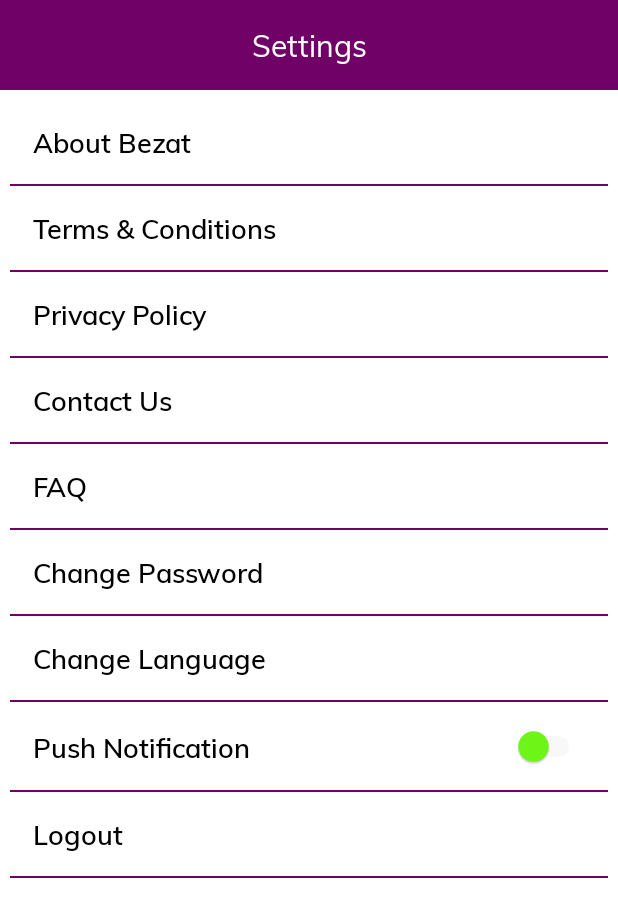
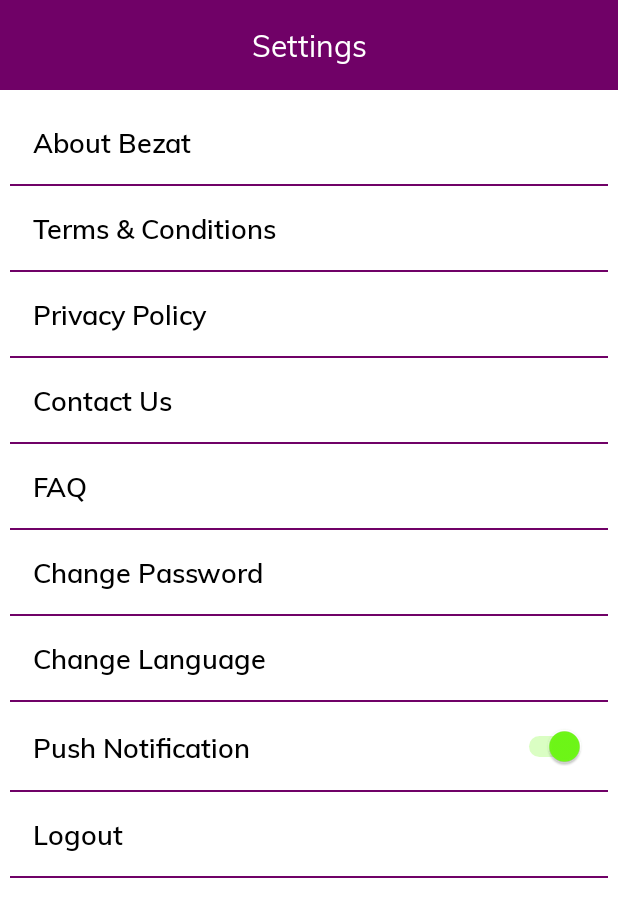
Before and after one commit to navjotrana28/bezatRetailer, an Android app: the layout fragment_settings2.xml on its own in the app's theme, with its tools: preview values and no code run, on a phone screen of 412 x 824 dp. Shown: the top 917 px of the screen. Run offline under Robolectric (Android 15) with nearby library versions, the phone set to English and light mode, and no system bars; network calls fail.

```diff
--- a/app/src/main/res/layout/fragment_settings2.xml
+++ b/app/src/main/res/layout/fragment_settings2.xml
@@ -1,256 +1,285 @@
 <?xml version="1.0" encoding="utf-8"?>
-<androidx.constraintlayout.widget.ConstraintLayout
-        xmlns:android="http://schemas.android.com/apk/res/android"
+<androidx.constraintlayout.widget.ConstraintLayout xmlns:android="http://schemas.android.com/apk/res/android"
+		xmlns:app="http://schemas.android.com/apk/res-auto"
 		android:layout_width="match_parent"
-                                                   android:layout_height="match_parent"
-                                                   xmlns:app="http://schemas.android.com/apk/res-auto">
+		android:layout_height="match_parent">
+
 	<TextView
 			android:id="@+id/topImage"
-            app:layout_constraintTop_toTopOf="parent"
-            app:layout_constraintStart_toStartOf="parent"
-            app:layout_constraintEnd_toEndOf="parent"
 			android:layout_width="0dp"
 			android:layout_height="60dp"
+			android:background="@color/colorPrimary"
+			android:gravity="center"
 			android:paddingTop="10dp"
 			android:paddingBottom="10dp"
-            android:background="@color/colorPrimary"
+			android:scaleType="fitCenter"
 			android:text="@string/title_settings"
-            android:gravity="center"
 			android:textSize="@dimen/default_size"
-            android:scaleType="fitCenter"/>
+			app:layout_constraintEnd_toEndOf="parent"
+			app:layout_constraintStart_toStartOf="parent"
+			app:layout_constraintTop_toTopOf="parent" />
+
 	<ScrollView
+			android:id="@+id/rvSettings"
 			android:layout_width="0dp"
 			android:layout_height="0dp"
+			app:layout_constraintBottom_toBottomOf="parent"
+			app:layout_constraintEnd_toEndOf="parent"
 			app:layout_constraintStart_toStartOf="parent"
-            app:layout_constraintEnd_toEndOf="parent"
-            app:layout_constraintBottom_toBottomOf="parent"
-            app:layout_constraintTop_toBottomOf="@id/topImage"
-            android:id="@+id/rvSettings">
+			app:layout_constraintTop_toBottomOf="@id/topImage">
+
 		<LinearLayout
 				android:layout_width="match_parent"
 				android:layout_height="match_parent"
 
+				android:orientation="vertical"
 				android:padding="@dimen/_5sdp"
-            android:orientation="vertical"
 
 				>
+
 			<TextView
 					android:id="@+id/txtMyScan"
 					android:layout_width="match_parent"
 					android:layout_height="wrap_content"
+					android:fontFamily="@font/muli_semibold"
 					android:padding="@dimen/_12sdp"
+					android:text="@string/my_scan_history"
+					android:textColor="@color/black"
 					android:textSize="@dimen/_14sdp"
-                android:fontFamily="@font/muli_semibold"
-                android:text="@string/my_scan_history"
-                android:visibility="gone"
-                android:textColor="@color/black"/>
+					android:visibility="gone" />
+
 			<View
 					android:layout_width="match_parent"
 					android:layout_height="@dimen/_1sdp"
-                android:visibility="gone"
-                android:background="@color/colorPrimary"/>
+					android:background="@color/colorPrimary"
+					android:visibility="gone" />
+
 			<TextView
-                android:visibility="gone"
 					android:id="@+id/txtMyFav"
 					android:layout_width="match_parent"
 					android:layout_height="wrap_content"
+					android:fontFamily="@font/muli_semibold"
 					android:padding="@dimen/_12sdp"
+					android:text="@string/my_favourite"
+					android:textColor="@color/black"
 					android:textSize="@dimen/_14sdp"
-                android:fontFamily="@font/muli_semibold"
-                android:text="@string/my_favourite"
-                android:textColor="@color/black"/>
+					android:visibility="gone" />
+
 			<View
 					android:layout_width="match_parent"
 					android:layout_height="@dimen/_1sdp"
-                    android:visibility="gone"
-                android:background="@color/colorPrimary"/>
+					android:background="@color/colorPrimary"
+					android:visibility="gone" />
+
 			<TextView
 					android:id="@+id/txtAbout"
 					android:layout_width="match_parent"
 					android:layout_height="wrap_content"
+					android:fontFamily="@font/muli_semibold"
 					android:padding="@dimen/_12sdp"
-                android:textSize="@dimen/_14sdp"
-                android:fontFamily="@font/muli_semibold"
 					android:text="@string/about_bezat"
-                android:textColor="@color/black"/>
+					android:textColor="@color/black"
+					android:textSize="@dimen/_14sdp" />
+
 			<View
 					android:layout_width="match_parent"
 					android:layout_height="@dimen/_1sdp"
-                android:background="@color/colorPrimary"/>
+					android:background="@color/colorPrimary" />
+
 			<TextView
 					android:id="@+id/txtTerms"
 					android:layout_width="match_parent"
 					android:layout_height="wrap_content"
+					android:fontFamily="@font/muli_semibold"
 					android:padding="@dimen/_12sdp"
-                android:textSize="@dimen/_14sdp"
-                android:fontFamily="@font/muli_semibold"
 					android:text="@string/terms_conditions"
-                android:textColor="@color/black"/>
+					android:textColor="@color/black"
+					android:textSize="@dimen/_14sdp" />
+
 			<View
 					android:layout_width="match_parent"
 					android:layout_height="@dimen/_1sdp"
-                android:background="@color/colorPrimary"/>
+					android:background="@color/colorPrimary" />
+
 			<TextView
 					android:id="@+id/txtPrivacy"
 					android:layout_width="match_parent"
 					android:layout_height="wrap_content"
+					android:fontFamily="@font/muli_semibold"
 					android:padding="@dimen/_12sdp"
-                android:textSize="@dimen/_14sdp"
-                android:fontFamily="@font/muli_semibold"
 					android:text="@string/privacy_policy"
-                android:textColor="@color/black"/>
+					android:textColor="@color/black"
+					android:textSize="@dimen/_14sdp" />
+
 			<View
 					android:layout_width="match_parent"
 					android:layout_height="@dimen/_1sdp"
-                android:background="@color/colorPrimary"/>
+					android:background="@color/colorPrimary" />
+
 			<TextView
 					android:id="@+id/txtContactUs"
 					android:layout_width="match_parent"
 					android:layout_height="wrap_content"
+					android:fontFamily="@font/muli_semibold"
 					android:padding="@dimen/_12sdp"
-                android:textSize="@dimen/_14sdp"
-                android:fontFamily="@font/muli_semibold"
 					android:text="@string/contact_us"
-                android:textColor="@color/black"/>
+					android:textColor="@color/black"
+					android:textSize="@dimen/_14sdp" />
+
 			<View
 					android:layout_width="match_parent"
 					android:layout_height="@dimen/_1sdp"
-                android:background="@color/colorPrimary"/>
+					android:background="@color/colorPrimary" />
+
 			<TextView
 					android:id="@+id/txtFaq"
 					android:layout_width="match_parent"
 					android:layout_height="wrap_content"
+					android:fontFamily="@font/muli_semibold"
 					android:padding="@dimen/_12sdp"
-                android:textSize="@dimen/_14sdp"
-                android:fontFamily="@font/muli_semibold"
 					android:text="@string/faq"
-                android:textColor="@color/black"/>
+					android:textColor="@color/black"
+					android:textSize="@dimen/_14sdp" />
+
 			<View
 					android:layout_width="match_parent"
 					android:layout_height="@dimen/_1sdp"
-                android:background="@color/colorPrimary"/>
+					android:background="@color/colorPrimary" />
+
 			<TextView
 					android:id="@+id/txtChangePassword"
 					android:layout_width="match_parent"
 					android:layout_height="wrap_content"
+					android:fontFamily="@font/muli_semibold"
 					android:padding="@dimen/_12sdp"
-                android:textSize="@dimen/_14sdp"
-                android:fontFamily="@font/muli_semibold"
 					android:text="@string/change_password"
-                android:textColor="@color/black"/>
+					android:textColor="@color/black"
+					android:textSize="@dimen/_14sdp" />
+
 			<View
 					android:layout_width="match_parent"
 					android:layout_height="@dimen/_1sdp"
-                android:background="@color/colorPrimary"/>
+					android:background="@color/colorPrimary" />
 
 			<TextView
 					android:id="@+id/txtChangeLanguage"
 					android:layout_width="match_parent"
 					android:layout_height="wrap_content"
+					android:fontFamily="@font/muli_semibold"
 					android:padding="@dimen/_12sdp"
-                android:textSize="@dimen/_14sdp"
-                android:fontFamily="@font/muli_semibold"
 					android:text="@string/change_language"
-                android:textColor="@color/black"/>
+					android:textColor="@color/black"
+					android:textSize="@dimen/_14sdp" />
+
 			<LinearLayout
 					android:id="@+id/layoutLanguage"
-                android:visibility="gone"
 					android:layout_width="match_parent"
 					android:layout_height="wrap_content"
+					android:layout_marginBottom="@dimen/_10sdp"
 					android:background="@color/colorPrimary"
-                android:layout_marginBottom="@dimen/_10sdp"
 					android:gravity="center_horizontal"
-                android:orientation="vertical">
+					android:orientation="vertical"
+					android:visibility="gone">
+
 				<ImageButton
 						android:layout_width="@dimen/_32sdp"
 						android:layout_height="@dimen/_16sdp"
 
-                    android:scaleType="fitXY"
-                    android:background="@drawable/shape_bg_outgoing_bubble"/>
+						android:background="@drawable/shape_bg_outgoing_bubble"
+						android:scaleType="fitXY" />
+
 				<LinearLayout
 						android:layout_width="match_parent"
 						android:layout_height="wrap_content"
 						android:layout_marginStart="@dimen/_5sdp"
 						android:layout_marginEnd="@dimen/_5sdp"
 						android:layout_marginBottom="@dimen/_5sdp"
+						android:background="@drawable/ripple_primary_white"
+
 						android:backgroundTint="@color/white"
-
-                    android:orientation="vertical"
-                    android:background="@drawable/ripple_primary_white">
+						android:orientation="vertical">
 
 					<TextView
 							android:id="@+id/txtEnglish"
 							android:layout_width="match_parent"
 							android:layout_height="wrap_content"
+							android:padding="@dimen/_12sdp"
 							android:text="English"
-                        android:padding="@dimen/_12sdp"
-                        android:textColor="@color/black"/>
+							android:textColor="@color/black" />
+
 					<View
 							android:layout_width="match_parent"
 							android:layout_height="@dimen/_1sdp"
-                        android:background="@color/cardview_shadow_start_color"/>
+							android:background="@color/cardview_shadow_start_color" />
+
 					<TextView
 							android:id="@+id/txtArabic"
 							android:layout_width="match_parent"
 							android:layout_height="wrap_content"
-                        android:text="عربى"
 							android:gravity="end"
 							android:padding="@dimen/_12sdp"
-                        android:textColor="@color/black"/>
+							android:text="عربى"
+							android:textColor="@color/black" />
+
 					<View
 							android:layout_width="match_parent"
 							android:layout_height="@dimen/_1sdp"
 							android:layout_marginBottom="@dimen/_5sdp"
-                        android:background="@color/cardview_shadow_start_color"/>
+							android:background="@color/cardview_shadow_start_color" />
 				</LinearLayout>
 
 			</LinearLayout>
+
 			<View
 					android:layout_width="match_parent"
 					android:layout_height="@dimen/_1sdp"
-                android:background="@color/colorPrimary"/>
+					android:background="@color/colorPrimary" />
 
 			<LinearLayout
 					android:layout_width="match_parent"
 					android:layout_height="wrap_content"
 					android:orientation="horizontal"
 					android:padding="@dimen/_12sdp">
+
 				<TextView
-                    android:layout_weight="1"
 						android:layout_width="match_parent"
 						android:layout_height="wrap_content"
+						android:layout_weight="1"
+						android:fontFamily="@font/muli_semibold"
 						android:text="@string/push_notification"
-                    android:textSize="@dimen/_14sdp"
-                    android:fontFamily="@font/muli_semibold"
-                    android:textColor="@color/black"/>
+						android:textColor="@color/black"
+						android:textSize="@dimen/_14sdp" />
 
 				<Switch
 						android:id="@+id/switches"
 						android:layout_width="wrap_content"
 						android:layout_height="wrap_content"
-                    android:thumbTint="@color/green"
-                    android:trackTint="@color/divider_grey"
-                    />
+						android:checked="true"
+						android:textOff="OFF"
+						android:textOn="ON"
+						android:theme="@style/Theme.MyTheme"/>
 
 			</LinearLayout>
+
 			<View
 					android:layout_width="match_parent"
 					android:layout_height="@dimen/_1sdp"
-                android:background="@color/colorPrimary"/>
+					android:background="@color/colorPrimary" />
 
 			<TextView
 					android:id="@+id/txtLogout"
 					android:layout_width="match_parent"
 					android:layout_height="wrap_content"
+					android:fontFamily="@font/muli_semibold"
 					android:padding="@dimen/_12sdp"
-                android:textSize="@dimen/_14sdp"
-                android:fontFamily="@font/muli_semibold"
 					android:text="@string/logout"
-                android:textColor="@color/black"/>
+					android:textColor="@color/black"
+					android:textSize="@dimen/_14sdp" />
+
 			<View
 					android:layout_width="match_parent"
 					android:layout_height="@dimen/_1sdp"
-                android:background="@color/colorPrimary"/>
+					android:background="@color/colorPrimary" />
 
 		</LinearLayout>
 	</ScrollView>
--- a/app/src/main/res/values/styles.xml
+++ b/app/src/main/res/values/styles.xml
@@ -78,4 +78,5 @@
     </style>
     <style name="AppTheme.AppBarOverlay" parent="ThemeOverlay.AppCompat.Dark.ActionBar"/>
     <style name="AppTheme.PopupOverlay" parent="ThemeOverlay.AppCompat.Light"/>
+
 </resources>
--- /dev/null
+++ b/app/src/main/res/values/theme.xml
@@ -0,0 +1,18 @@
+<?xml version="1.0" encoding="utf-8"?>
+<resources>
+	<style name="Theme.MyTheme" parent="Theme.AppCompat.Light">
+		<!-- colorPrimary is used for the default action bar background -->
+		<item name="colorPrimary">@color/color_green</item>
+
+		<!-- colorPrimaryDark is used for the status bar -->
+		<item name="colorPrimaryDark">@color/black</item>
+
+		<!-- colorAccent is used as the default value for colorControlActivated,
+			 which is used to tint widgets -->
+		<item name="colorAccent">@color/green</item>
+
+		<!-- You can also set colorControlNormal, colorControlActivated
+			 colorControlHighlight, and colorSwitchThumbNormal. -->
+
+	</style>
+</resources>
```
Lines whose indentation alone changed are shown as unchanged.
